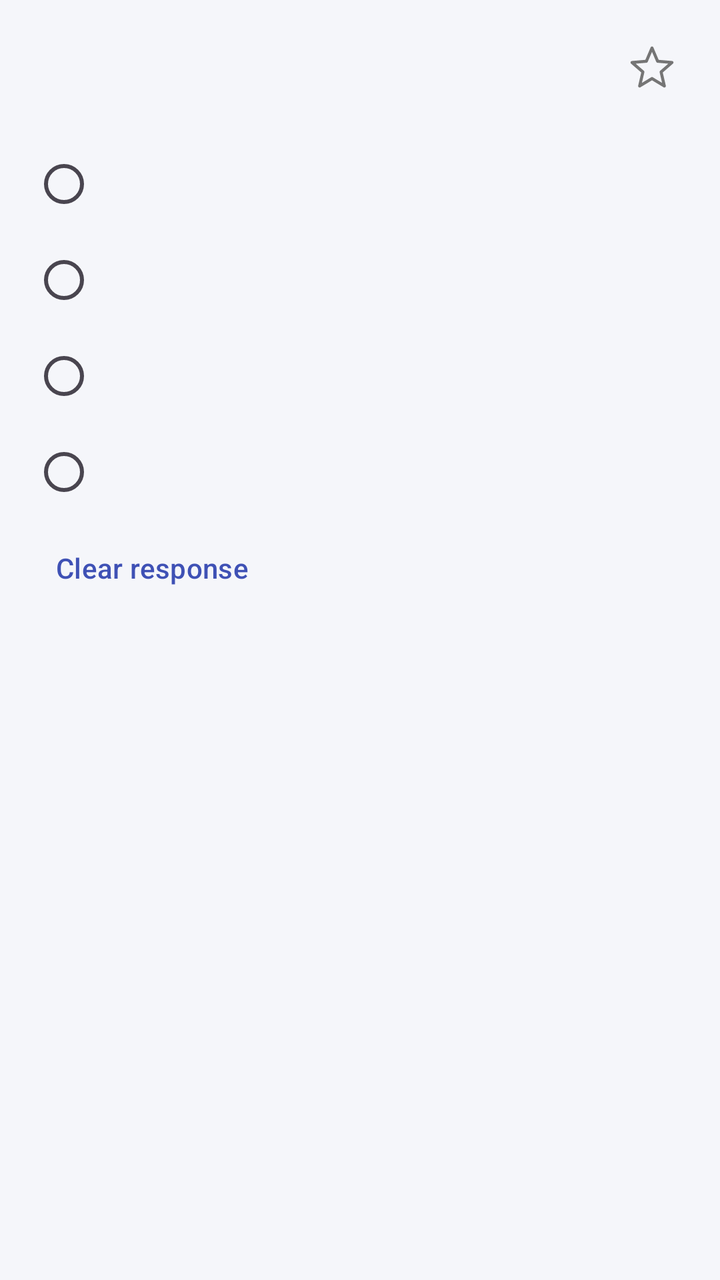
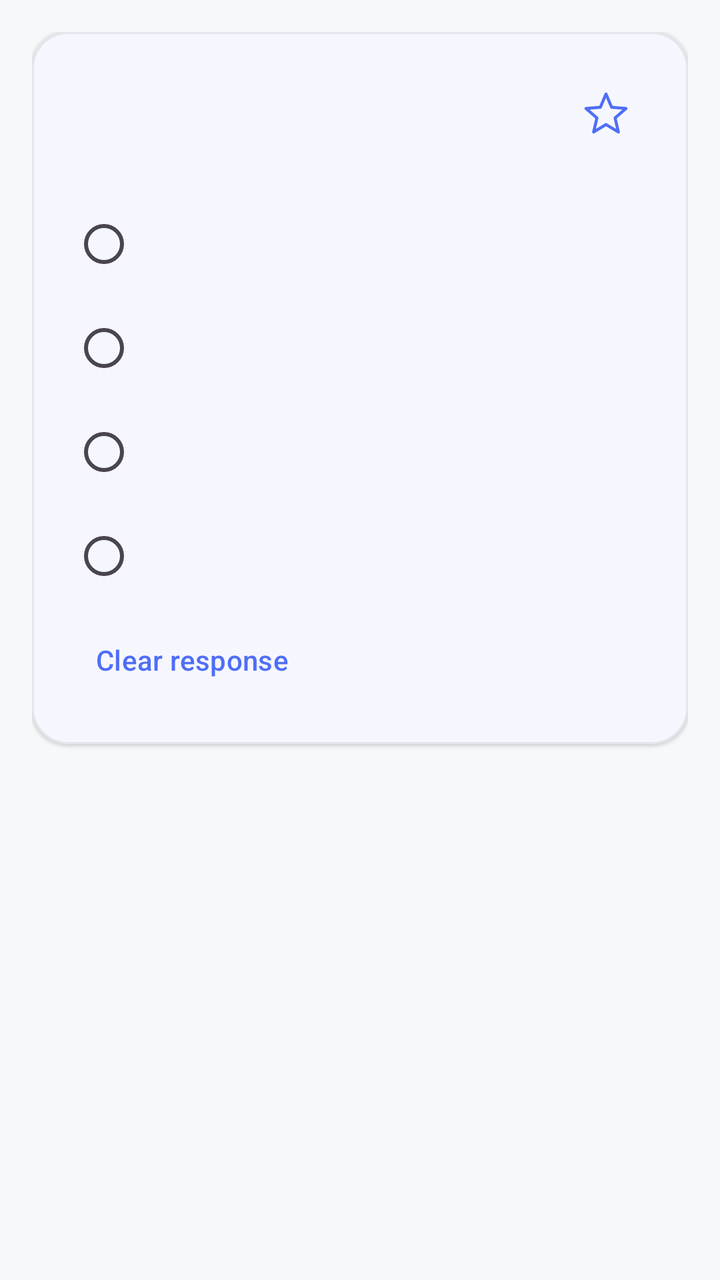

Compare the two renders of this Android layout. The source of the first and the diff that turns it into the second are given below.
<!-- AndroidManifest.xml: application theme Theme.Eve -->
<!-- res/layout/item_question.xml -->
<?xml version="1.0" encoding="utf-8"?>
<ScrollView xmlns:android="http://schemas.android.com/apk/res/android"
    android:layout_width="match_parent"
    android:layout_height="match_parent"
    android:fillViewport="true">

    <LinearLayout
        android:layout_width="match_parent"
        android:layout_height="wrap_content"
        android:orientation="vertical"
        android:padding="16dp">

        <LinearLayout
            android:layout_width="match_parent"
            android:layout_height="wrap_content"
            android:gravity="top"
            android:orientation="horizontal">

            <TextView
                android:id="@+id/tvQuestion"
                android:layout_width="0dp"
                android:layout_height="wrap_content"
                android:layout_weight="1"
                android:textColor="?attr/colorOnSurface"
                android:textSize="18sp" />

            <ImageButton
                android:id="@+id/btnBookmark"
                android:layout_width="36dp"
                android:layout_height="36dp"
                android:layout_marginStart="8dp"
                android:background="?attr/selectableItemBackgroundBorderless"
                android:contentDescription="Review ke liye mark karo"
                android:padding="6dp"
                android:src="@drawable/ic_star_outline" />
        </LinearLayout>

        <View
            android:layout_width="match_parent"
            android:layout_height="16dp" />

        <RadioGroup
            android:id="@+id/rgOptions"
            android:layout_width="match_parent"
            android:layout_height="wrap_content">

            <RadioButton
                android:id="@+id/rbA"
                android:layout_width="match_parent"
                android:layout_height="wrap_content"
                android:paddingVertical="10dp"
                android:textSize="16sp" />

            <RadioButton
                android:id="@+id/rbB"
                android:layout_width="match_parent"
                android:layout_height="wrap_content"
                android:paddingVertical="10dp"
                android:textSize="16sp" />

            <RadioButton
                android:id="@+id/rbC"
                android:layout_width="match_parent"
                android:layout_height="wrap_content"
                android:paddingVertical="10dp"
                android:textSize="16sp" />

            <RadioButton
                android:id="@+id/rbD"
                android:layout_width="match_parent"
                android:layout_height="wrap_content"
                android:paddingVertical="10dp"
                android:textSize="16sp" />
        </RadioGroup>

        <Button
            android:id="@+id/btnClear"
            style="@style/Widget.Material3.Button.TextButton"
            android:layout_width="wrap_content"
            android:layout_height="wrap_content"
            android:text="Clear response" />
    </LinearLayout>
</ScrollView>
<!-- resources referenced by this layout -->
<resources>
  <!-- drawable ic_star_outline (drawable) -->
  <vector xmlns:android="http://schemas.android.com/apk/res/android"
      android:width="24dp"
      android:height="24dp"
      android:viewportWidth="24"
      android:viewportHeight="24">
      <path
          android:pathData="M12,17.27L18.18,21l-1.64,-7.03L22,9.24l-7.19,-0.61L12,2 9.19,8.63 2,9.24l5.46,4.73L5.82,21z"
          android:strokeColor="@color/eve_grey"
          android:strokeWidth="1.5"
          android:strokeLineJoin="round"
          android:fillColor="#00000000" />
  </vector>
  <style name="Theme.Eve" parent="Theme.Material3.Light.NoActionBar">
          <item name="colorPrimary">@color/eve_primary</item>
          <item name="colorOnPrimary">@android:color/white</item>
          <item name="colorSecondary">@color/eve_accent</item>
          <item name="colorSurface">@android:color/white</item>
          <item name="colorOnSurface">#1A1A1A</item>
          <item name="android:windowBackground">@color/eve_bg</item>
          <item name="android:statusBarColor">@color/eve_primary_dark</item>
      </style>
  <color name="eve_grey">#757575</color>
  <color name="eve_primary">#3F51B5</color>
  <color name="eve_accent">#FF6D00</color>
  <color name="eve_bg">#F5F6FA</color>
  <color name="eve_primary_dark">#303F9F</color>
</resources>

<!-- the commit's change to res/layout/item_question.xml (unified diff, before → after) -->
@@ -3,81 +3,29 @@
     android:layout_width="match_parent"
     android:layout_height="match_parent"
     android:fillViewport="true">
-
     <LinearLayout
         android:layout_width="match_parent"
         android:layout_height="wrap_content"
         android:orientation="vertical"
         android:padding="16dp">
-
-        <LinearLayout
-            android:layout_width="match_parent"
-            android:layout_height="wrap_content"
-            android:gravity="top"
-            android:orientation="horizontal">
-
-            <TextView
-                android:id="@+id/tvQuestion"
-                android:layout_width="0dp"
-                android:layout_height="wrap_content"
-                android:layout_weight="1"
-                android:textColor="?attr/colorOnSurface"
-                android:textSize="18sp" />
-
-            <ImageButton
-                android:id="@+id/btnBookmark"
-                android:layout_width="36dp"
-                android:layout_height="36dp"
-                android:layout_marginStart="8dp"
-                android:background="?attr/selectableItemBackgroundBorderless"
-                android:contentDescription="Review ke liye mark karo"
-                android:padding="6dp"
-                android:src="@drawable/ic_star_outline" />
-        </LinearLayout>
-
-        <View
-            android:layout_width="match_parent"
-            android:layout_height="16dp" />
-
-        <RadioGroup
-            android:id="@+id/rgOptions"
+        <com.google.android.material.card.MaterialCardView
+            style="@style/Widget.Eve.Card"
             android:layout_width="match_parent"
             android:layout_height="wrap_content">
-
-            <RadioButton
-                android:id="@+id/rbA"
-                android:layout_width="match_parent"
-                android:layout_height="wrap_content"
-                android:paddingVertical="10dp"
-                android:textSize="16sp" />
-
-            <RadioButton
-                android:id="@+id/rbB"
-                android:layout_width="match_parent"
-                android:layout_height="wrap_content"
-                android:paddingVertical="10dp"
-                android:textSize="16sp" />
-
-            <RadioButton
-                android:id="@+id/rbC"
-                android:layout_width="match_parent"
-                android:layout_height="wrap_content"
-                android:paddingVertical="10dp"
-                android:textSize="16sp" />
-
-            <RadioButton
-                android:id="@+id/rbD"
-                android:layout_width="match_parent"
-                android:layout_height="wrap_content"
-                android:paddingVertical="10dp"
-                android:textSize="16sp" />
-        </RadioGroup>
-
-        <Button
-            android:id="@+id/btnClear"
-            style="@style/Widget.Material3.Button.TextButton"
-            android:layout_width="wrap_content"
-            android:layout_height="wrap_content"
-            android:text="Clear response" />
+            <LinearLayout android:layout_width="match_parent" android:layout_height="wrap_content" android:orientation="vertical" android:padding="20dp">
+                <LinearLayout android:layout_width="match_parent" android:layout_height="wrap_content" android:gravity="top" android:orientation="horizontal">
+                    <TextView android:id="@+id/tvQuestion" style="@style/Eve.Title" android:layout_width="0dp" android:layout_height="wrap_content" android:layout_weight="1" android:textSize="19sp" />
+                    <ImageButton android:id="@+id/btnBookmark" android:layout_width="42dp" android:layout_height="42dp" android:layout_marginStart="8dp" android:background="?attr/selectableItemBackgroundBorderless" android:contentDescription="Review ke liye mark karo" android:padding="9dp" android:src="@drawable/ic_star_outline" android:tint="@color/eve_primary" />
+                </LinearLayout>
+                <View android:layout_width="match_parent" android:layout_height="18dp" />
+                <RadioGroup android:id="@+id/rgOptions" android:layout_width="match_parent" android:layout_height="wrap_content">
+                    <RadioButton android:id="@+id/rbA" android:layout_width="match_parent" android:layout_height="wrap_content" android:minHeight="52dp" android:paddingVertical="12dp" android:textColor="@color/eve_text" android:textSize="16sp" />
+                    <RadioButton android:id="@+id/rbB" android:layout_width="match_parent" android:layout_height="wrap_content" android:minHeight="52dp" android:paddingVertical="12dp" android:textColor="@color/eve_text" android:textSize="16sp" />
+                    <RadioButton android:id="@+id/rbC" android:layout_width="match_parent" android:layout_height="wrap_content" android:minHeight="52dp" android:paddingVertical="12dp" android:textColor="@color/eve_text" android:textSize="16sp" />
+                    <RadioButton android:id="@+id/rbD" android:layout_width="match_parent" android:layout_height="wrap_content" android:minHeight="52dp" android:paddingVertical="12dp" android:textColor="@color/eve_text" android:textSize="16sp" />
+                </RadioGroup>
+                <Button android:id="@+id/btnClear" style="@style/Widget.Eve.TextButton" android:layout_width="wrap_content" android:layout_height="wrap_content" android:layout_marginTop="4dp" android:text="Clear response" />
+            </LinearLayout>
+        </com.google.android.material.card.MaterialCardView>
     </LinearLayout>
 </ScrollView>
<!-- resource entries referenced after the edit -->
@@ -13,19 +13,51 @@
           android:strokeLineJoin="round"
           android:fillColor="#00000000" />
   </vector>
+  <style name="Eve.Title" parent="">
+          <item name="android:textColor">@color/eve_text</item>
+          <item name="android:textSize">22sp</item>
+          <item name="android:fontFamily">sans</item>
+          <item name="android:textStyle">bold</item>
+      </style>
+  <style name="Widget.Eve.Card" parent="Widget.Material3.CardView.Elevated">
+          <item name="cardCornerRadius">18dp</item>
+          <item name="cardElevation">1dp</item>
+          <item name="strokeWidth">1dp</item>
+          <item name="strokeColor">@color/eve_stroke</item>
+          <item name="cardBackgroundColor">@color/eve_surface</item>
+      </style>
+  <style name="Widget.Eve.TextButton" parent="Widget.Material3.Button.TextButton">
+          <item name="android:minHeight">44dp</item>
+          <item name="android:textAllCaps">false</item>
+          <item name="cornerRadius">12dp</item>
+      </style>
   <style name="Theme.Eve" parent="Theme.Material3.Light.NoActionBar">
           <item name="colorPrimary">@color/eve_primary</item>
           <item name="colorOnPrimary">@android:color/white</item>
           <item name="colorSecondary">@color/eve_accent</item>
-          <item name="colorSurface">@android:color/white</item>
-          <item name="colorOnSurface">#1A1A1A</item>
+          <item name="colorSurface">@color/eve_surface</item>
+          <item name="colorOnSurface">@color/eve_text</item>
           <item name="android:windowBackground">@color/eve_bg</item>
-          <item name="android:statusBarColor">@color/eve_primary_dark</item>
+          <item name="android:statusBarColor">@color/eve_bg</item>
+          <item name="android:navigationBarColor">@color/eve_bg</item>
+          <item name="android:windowLightStatusBar">true</item>
+          <item name="android:windowLightNavigationBar">true</item>
+          <item name="materialCardViewStyle">@style/Widget.Eve.Card</item>
+          <item name="materialButtonStyle">@style/Widget.Eve.Button</item>
       </style>
-  <color name="eve_grey">#757575</color>
-  <color name="eve_primary">#3F51B5</color>
-  <color name="eve_accent">#FF6D00</color>
-  <color name="eve_bg">#F5F6FA</color>
-  <color name="eve_primary_dark">#303F9F</color>
+  <color name="eve_grey">#6B7280</color>
+  <color name="eve_stroke">#E3E6EB</color>
+  <color name="eve_surface">#FFFFFF</color>
+  <color name="eve_primary">#4F6EF7</color>
+  <color name="eve_text">#17191C</color>
+  <color name="eve_accent">#4F6EF7</color>
+  <color name="eve_bg">#F7F8FA</color>
+  <style name="Widget.Eve.Button" parent="Widget.Material3.Button">
+          <item name="android:minHeight">48dp</item>
+          <item name="android:textAllCaps">false</item>
+          <item name="cornerRadius">14dp</item>
+          <item name="android:insetTop">2dp</item>
+          <item name="android:insetBottom">2dp</item>
+      </style>
 </resources>
 
